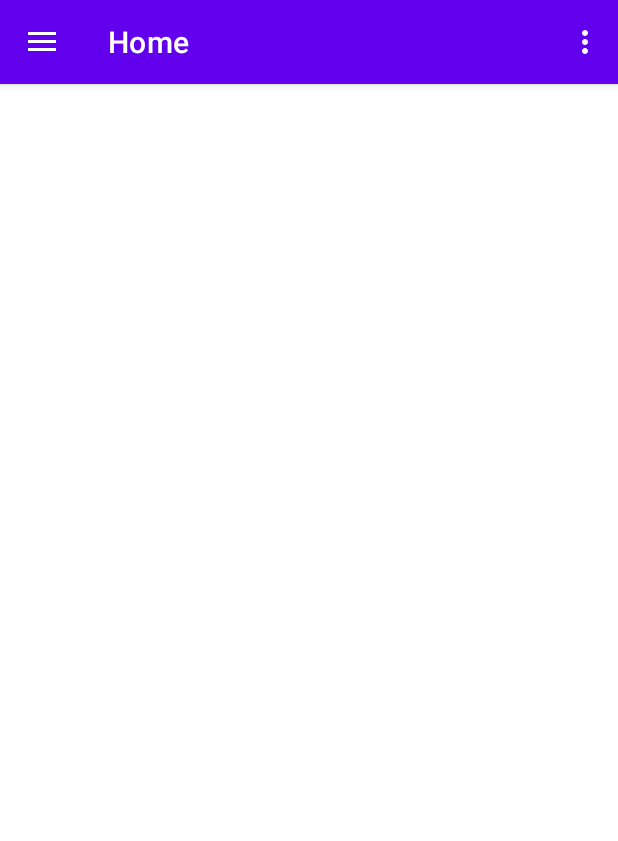
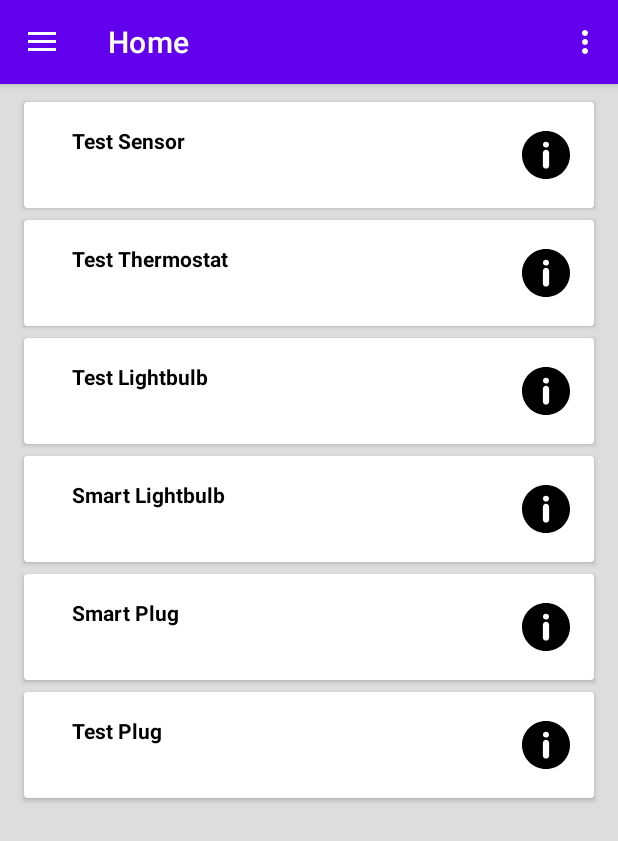
Before and after one commit to Quentin1010/1Valet_test, an Android app: the screen it shows after launch (MainActivity), on a phone screen of 412 x 824 dp. Shown: the top 841 px of the screen. Run offline under Robolectric (Android 15) with nearby library versions, the phone set to English and light mode, and no system bars; our stand-ins replace Dagger/Hilt's generated code, data binding, navigation-ui; 5 statements that could not run were skipped.

Commit message:
Recyclerview showing the list of devices

```diff
--- a/app/src/main/AndroidManifest.xml
+++ b/app/src/main/AndroidManifest.xml
@@ -3,6 +3,7 @@
     package="com.qbeuvelet.onevalet_test">
 
     <application
+        android:name=".base.BaseApp"
         android:allowBackup="true"
         android:icon="@mipmap/ic_launcher"
         android:label="@string/app_name"
--- a/app/src/main/java/com/qbeuvelet/onevalet_test/di/AppModuleBinds.kt
+++ b/app/src/main/java/com/qbeuvelet/onevalet_test/di/AppModuleBinds.kt
@@ -1,14 +1,22 @@
 package com.qbeuvelet.onevalet_test.di
 
+import androidx.lifecycle.ViewModel
 import dagger.Binds
 import dagger.Module
 import com.qbeuvelet.onevalet_test.base.ResourcesService
 import com.qbeuvelet.onevalet_test.base.ResourcesServiceInterface
 import com.qbeuvelet.onevalet_test.provider.DevicesProviderService
 import com.qbeuvelet.onevalet_test.provider.DevicesProviderServiceInterface
+import com.qbeuvelet.onevalet_test.ui.home.HomeViewModel
+import dagger.multibindings.IntoMap
 
 @Module
 abstract class AppModuleBinds {
+
+    @Binds
+    @IntoMap
+    @ViewModelKey(HomeViewModel::class)
+    abstract fun bindHomeViewModel(viewmodel: HomeViewModel): ViewModel
 
     @Binds
     abstract fun providesDevicesProviderService(devicesProviderService: DevicesProviderService): DevicesProviderServiceInterface
--- a/app/src/main/java/com/qbeuvelet/onevalet_test/di/ApplicationComponent.kt
+++ b/app/src/main/java/com/qbeuvelet/onevalet_test/di/ApplicationComponent.kt
@@ -1,5 +1,6 @@
 package com.qbeuvelet.onevalet_test.di
 
+import com.qbeuvelet.onevalet_test.ui.home.HomeFragment
 import dagger.Component
 import javax.inject.Singleton
 
@@ -12,4 +13,6 @@ import javax.inject.Singleton
 ])
 interface ApplicationComponent {
 
+    fun inject(fragment: HomeFragment)
+
 }
--- a/app/src/main/java/com/qbeuvelet/onevalet_test/navigation/Destination.kt
+++ b/app/src/main/java/com/qbeuvelet/onevalet_test/navigation/Destination.kt
@@ -4,5 +4,4 @@ import java.io.Serializable
 
 sealed class Destination : Serializable {
     object UP : Destination()
-    class ARTICLE_DETAIL(val articleId: String) : Destination()
 }
--- /dev/null
+++ b/app/src/main/java/com/qbeuvelet/onevalet_test/ui/BindingAdapters.kt
@@ -0,0 +1,25 @@
+package com.qbeuvelet.onevalet_test.ui
+
+import android.widget.TextView
+import androidx.recyclerview.widget.RecyclerView
+import androidx.databinding.BindingAdapter
+import com.qbeuvelet.onevalet_test.model.Device
+
+object BindingAdapters {
+
+    @BindingAdapter(value = ["setAdapter"])
+    @JvmStatic
+    fun RecyclerView.bindRecyclerViewAdapter(adapter: RecyclerView.Adapter<*>) {
+        this.run {
+            this.setHasFixedSize(true)
+            this.adapter = adapter
+        }
+    }
+
+    @BindingAdapter(value = ["priceFormat", "device"])
+    @JvmStatic
+    fun TextView.bindDevicePrice(priceFormat: String, device: Device){
+        this.text = String.format(priceFormat, device.price, device.currency)
+    }
+
+}
--- /dev/null
+++ b/app/src/main/java/com/qbeuvelet/onevalet_test/ui/device/DeviceViewRecyclerAdapter.kt
@@ -0,0 +1,33 @@
+package com.qbeuvelet.onevalet_test.ui.device
+
+import android.view.LayoutInflater
+import android.view.ViewGroup
+import androidx.recyclerview.widget.DiffUtil
+import androidx.recyclerview.widget.ListAdapter
+import androidx.recyclerview.widget.RecyclerView
+import com.qbeuvelet.onevalet_test.databinding.DeviceItemListBinding
+import com.qbeuvelet.onevalet_test.model.Device
+
+class DeviceRecyclerViewAdapter (private val onClickInterface: OnClickInterface) : ListAdapter<Device, DeviceRecyclerViewAdapter.DeviceViewHolder>(Companion) {
+
+    class DeviceViewHolder(val binding: DeviceItemListBinding) : RecyclerView.ViewHolder(binding.root)
+
+    companion object: DiffUtil.ItemCallback<Device>() {
+        override fun areItemsTheSame(oldItem: Device, newItem: Device): Boolean = oldItem === newItem
+        override fun areContentsTheSame(oldItem: Device, newItem: Device): Boolean = oldItem.id == newItem.id
+    }
+
+    override fun onCreateViewHolder(parent: ViewGroup, viewType: Int): DeviceViewHolder {
+        val layoutInflater = LayoutInflater.from(parent.context)
+        val binding = DeviceItemListBinding.inflate(layoutInflater, parent, false)
+
+        return DeviceViewHolder(binding)
+    }
+
+    override fun onBindViewHolder(holder: DeviceViewHolder, position: Int) {
+        val currentDevice = getItem(position)
+        holder.binding.device = currentDevice
+        holder.binding.onClickInterface = onClickInterface
+        holder.binding.executePendingBindings()
+    }
+}
--- /dev/null
+++ b/app/src/main/java/com/qbeuvelet/onevalet_test/ui/device/OnClickInterface.kt
@@ -0,0 +1,9 @@
+package com.qbeuvelet.onevalet_test.ui.device
+
+import com.qbeuvelet.onevalet_test.model.Device
+
+interface OnClickInterface {
+
+    fun onItemClick(device: Device)
+
+}
--- a/app/src/main/java/com/qbeuvelet/onevalet_test/ui/home/HomeFragment.kt
+++ b/app/src/main/java/com/qbeuvelet/onevalet_test/ui/home/HomeFragment.kt
@@ -1,27 +1,40 @@
 package com.qbeuvelet.onevalet_test.ui.home
 
+import android.content.Context
 import android.os.Bundle
 import android.view.LayoutInflater
 import android.view.View
 import android.view.ViewGroup
-import android.widget.TextView
-import androidx.fragment.app.Fragment
-import androidx.lifecycle.Observer
-import androidx.lifecycle.ViewModelProvider
-import com.qbeuvelet.onevalet_test.R
+import androidx.fragment.app.viewModels
+import com.qbeuvelet.onevalet_test.base.BaseApp
+import com.qbeuvelet.onevalet_test.base.BaseFragment
+import com.qbeuvelet.onevalet_test.databinding.FragmentHomeBinding
+import com.qbeuvelet.onevalet_test.ui.device.DeviceRecyclerViewAdapter
 
-class HomeFragment : Fragment() {
+class HomeFragment : BaseFragment() {
 
-    private lateinit var homeViewModel: HomeViewModel
+    override val viewModel by viewModels<HomeViewModel>{ viewModelFactory }
+
+    override fun onAttach(context: Context) {
+        super.onAttach(context)
+        BaseApp.appComponent.inject(this)
+    }
 
     override fun onCreateView(
-            inflater: LayoutInflater,
-            container: ViewGroup?,
-            savedInstanceState: Bundle?
-    ): View? {
-        homeViewModel =
-                ViewModelProvider(this).get(HomeViewModel::class.java)
-        val root = inflater.inflate(R.layout.fragment_home, container, false)
-        return root
+        inflater: LayoutInflater,
+        container: ViewGroup?,
+        savedInstanceState: Bundle?
+    ): View {
+        val binding = FragmentHomeBinding.inflate(layoutInflater)
+
+        val deviceAdapter = DeviceRecyclerViewAdapter(viewModel)
+
+        binding.adapter = deviceAdapter
+
+        viewModel.devices.observe(viewLifecycleOwner) {
+            deviceAdapter.submitList(it)
+        }
+
+        return binding.root
     }
 }
--- a/app/src/main/java/com/qbeuvelet/onevalet_test/ui/home/HomeViewModel.kt
+++ b/app/src/main/java/com/qbeuvelet/onevalet_test/ui/home/HomeViewModel.kt
@@ -1,13 +1,23 @@
 package com.qbeuvelet.onevalet_test.ui.home
 
-import androidx.lifecycle.LiveData
 import androidx.lifecycle.MutableLiveData
-import androidx.lifecycle.ViewModel
+import com.qbeuvelet.onevalet_test.base.BaseViewModel
+import com.qbeuvelet.onevalet_test.model.Device
+import com.qbeuvelet.onevalet_test.provider.DevicesProviderServiceInterface
+import com.qbeuvelet.onevalet_test.ui.device.OnClickInterface
+import javax.inject.Inject
 
-class HomeViewModel : ViewModel() {
+class HomeViewModel @Inject constructor(
+    devicesProviderService: DevicesProviderServiceInterface
+): BaseViewModel(), OnClickInterface {
 
-    private val _text = MutableLiveData<String>().apply {
-        value = "This is home Fragment"
+    val devices = MutableLiveData<List<Device>>(listOf())
+
+    init {
+        devices.value = devicesProviderService.getDevices()
     }
-    val text: LiveData<String> = _text
+
+    override fun onItemClick(device: Device) {
+        TODO("Not yet implemented")
+    }
 }
--- a/app/src/main/res/layout/content_main.xml
+++ b/app/src/main/res/layout/content_main.xml
@@ -5,7 +5,9 @@
     android:layout_width="match_parent"
     android:layout_height="match_parent"
     app:layout_behavior="@string/appbar_scrolling_view_behavior"
-    tools:showIn="@layout/app_bar_main">
+    tools:showIn="@layout/app_bar_main"
+    android:background="#DDDDDD"
+    >
 
     <fragment
         android:id="@+id/nav_host_fragment"
--- a/app/src/main/res/layout/device_item_list.xml
+++ b/app/src/main/res/layout/device_item_list.xml
@@ -2,6 +2,16 @@
 <layout xmlns:android="http://schemas.android.com/apk/res/android"
     xmlns:app="http://schemas.android.com/apk/res-auto"
     xmlns:tools="http://schemas.android.com/tools">
+
+    <data>
+        <variable
+            name="device"
+            type="com.qbeuvelet.onevalet_test.model.Device" />
+
+        <variable
+            name="onClickInterface"
+            type="com.qbeuvelet.onevalet_test.ui.device.OnClickInterface" />
+    </data>
 
     <androidx.cardview.widget.CardView
         android:layout_width="match_parent"
@@ -10,6 +20,7 @@
         android:layout_marginBottom="4dp"
         android:layout_marginStart="16dp"
         android:layout_marginEnd="16dp"
+        android:onClick="@{() -> onClickInterface.onItemClick(device)}"
         >
 
         <androidx.constraintlayout.widget.ConstraintLayout
@@ -38,6 +49,7 @@
                 app:layout_constraintVertical_chainStyle="packed"
                 app:layout_constraintHorizontal_bias="0"
                 android:layout_marginStart="16dp"
+                android:text="@{device.title}"
                 tools:text="Test Smart Plug"
                 android:textColor="@color/black"
                 android:textStyle="bold"
@@ -53,6 +65,8 @@
                 app:layout_constraintEnd_toEndOf="@id/item_barrier"
                 app:layout_constraintVertical_chainStyle="packed"
                 app:layout_constraintHorizontal_bias="0"
+                priceFormat="@{@string/device_price_format}"
+                device="@{device}"
                 tools:text="25 USD"
                 />
 
--- a/app/src/main/res/layout/fragment_home.xml
+++ b/app/src/main/res/layout/fragment_home.xml
@@ -1,4 +1,12 @@
 <?xml version="1.0" encoding="utf-8"?>
+<layout>
+
+    <data>
+        <variable
+            name="adapter"
+            type="com.qbeuvelet.onevalet_test.ui.device.DeviceRecyclerViewAdapter" />
+    </data>
+
 <androidx.constraintlayout.widget.ConstraintLayout xmlns:android="http://schemas.android.com/apk/res/android"
     xmlns:app="http://schemas.android.com/apk/res-auto"
     xmlns:tools="http://schemas.android.com/tools"
@@ -8,12 +16,18 @@
 
     <androidx.recyclerview.widget.RecyclerView
         android:id="@+id/recyclerview_home"
-        android:layout_width="0dp"
-        android:layout_height="0dp"
+        android:layout_width="match_parent"
+        android:layout_height="match_parent"
         app:layout_constraintBottom_toBottomOf="parent"
         app:layout_constraintEnd_toEndOf="parent"
         app:layout_constraintStart_toStartOf="parent"
         app:layout_constraintTop_toTopOf="parent"
+        android:layout_marginTop="8dp"
+        android:layout_marginBottom="8dp"
+        app:layoutManager="androidx.recyclerview.widget.LinearLayoutManager"
+        app:setAdapter="@{adapter}"
         tools:listitem="@layout/device_item_list"
         />
 </androidx.constraintlayout.widget.ConstraintLayout>
+
+</layout>
--- a/app/src/main/res/values/strings.xml
+++ b/app/src/main/res/values/strings.xml
@@ -10,4 +10,6 @@
     <string name="menu_home">Home</string>
     <string name="menu_gallery">Gallery</string>
     <string name="menu_slideshow">Slideshow</string>
+
+    <string name="device_price_format">%1$s %2$s</string>
 </resources>
```
